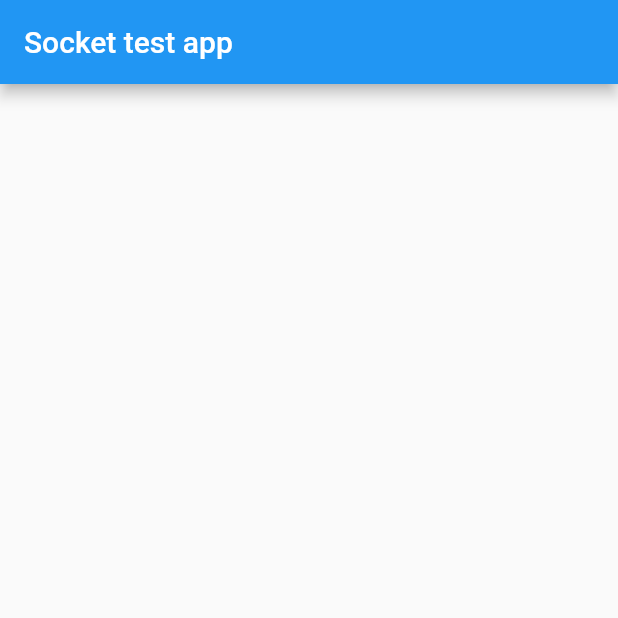
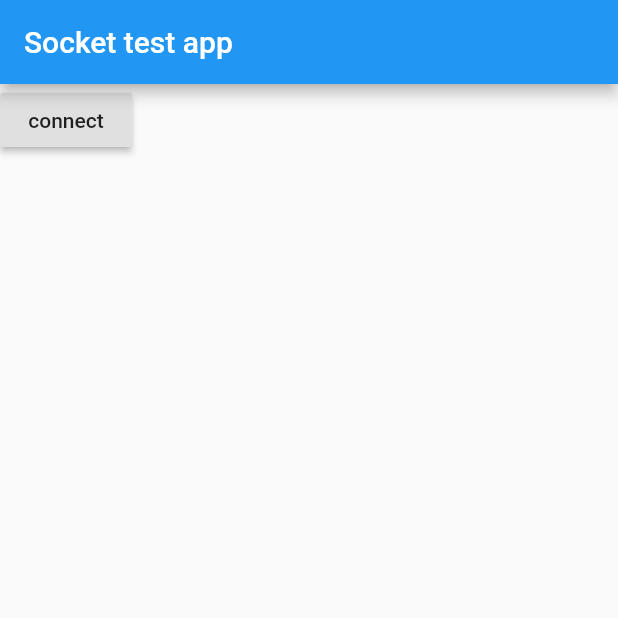
Before and after one commit to hiranthaR/Flutter-NodeJs-ServerSocket, a Flutter app: the screen it shows after launch, on a phone screen of 412 x 824 dp, the top half of it. Run offline on Flutter 3.47's test engine with Material 2 defaults, Android fonts, the phone set to English and light mode, and no system bars; missing offline and left inert: flutter_socket_io.

Commit message:
mobile app is connecting

```diff
--- a/mobile/lib/main.dart
+++ b/mobile/lib/main.dart
@@ -1,4 +1,7 @@
 import 'package:flutter/material.dart';
+import 'package:flutter_socket_io/flutter_socket_io.dart';
+import 'package:flutter_socket_io/socket_io_manager.dart';
+
 
 void main() => runApp(MyApp());
 
@@ -18,12 +21,53 @@ class MyHomePage extends StatefulWidget {
 }
 
 class _MyHomePageState extends State<MyHomePage> {
+
+
+  _MyHomePageState(){
+//    getConnection();
+  }
+
+
+  void getConnection() async {
+    SocketIO socketIO = SocketIOManager().createSocketIO("http://10.0.2.2:3000", "/",socketStatusCallback: _socketStatus);
+    socketIO.init();
+    socketIO.connect();
+    socketIO.sendMessage("sex", "{msg:'comming from a flutter socket!'}");
+//    socketIO.subscribe(event, callback)
+
+  }
+
+  _socketStatus(dynamic data) {
+    print("Socket status: " + data);
+  }
+
   @override
   Widget build(BuildContext context) {
     return Scaffold(
       appBar: AppBar(
         title: Text("Socket test app"),
       ),
+      body: Container(
+        child: Column(
+          children: <Widget>[
+            RaisedButton(
+              onPressed: getConnection,
+              child: Text("connect"),
+            ),
+//            StreamBuilder(
+//              stream: socket,
+//              builder: (context, snapshot) {
+//                return Padding(
+//                  padding: const EdgeInsets.symmetric(vertical: 24.0),
+//                  child: Text(snapshot.hasData
+//                      ? '${String.fromCharCodes(snapshot.data)}'
+//                      : ''),
+//                );
+//              },
+//            ),
+          ],
+        )
+      ),
     );
   }
 }
--- a/mobile/pubspec.yaml
+++ b/mobile/pubspec.yaml
@@ -23,6 +23,7 @@ dependencies:
   # The following adds the Cupertino Icons font to your application.
   # Use with the CupertinoIcons class for iOS style icons.
   cupertino_icons: ^0.1.2
+  flutter_socket_io:
 
 dev_dependencies:
   flutter_test:
```
Also changed, not shown: mobile/pubspec.lock, 1 other file.
